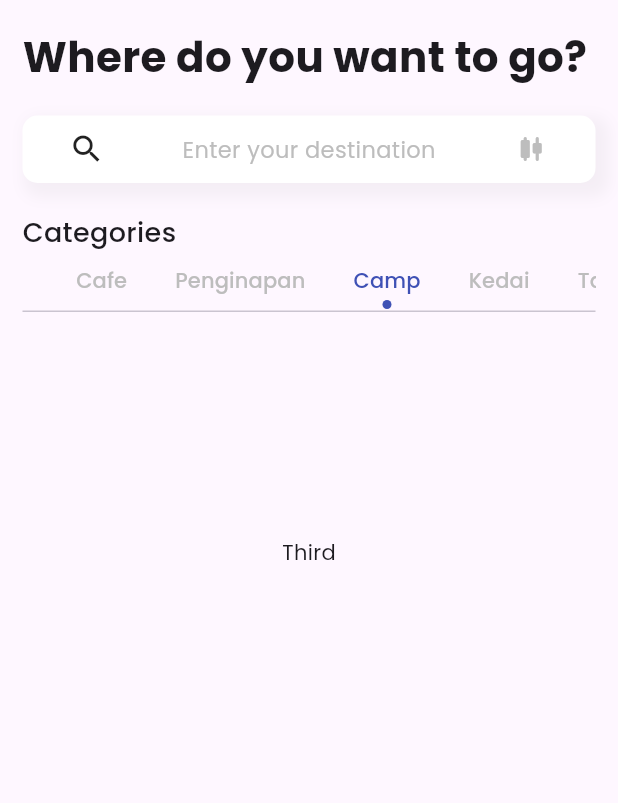
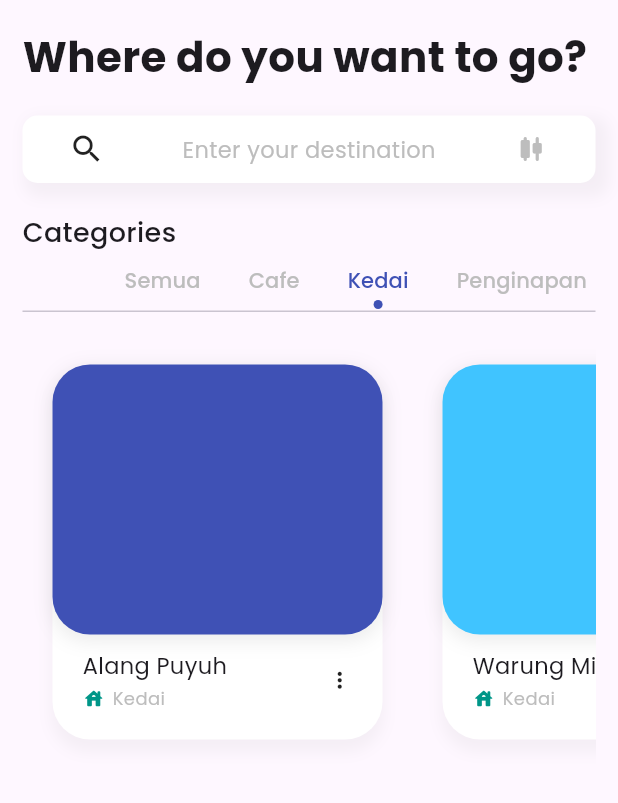
Before and after one commit to 4amshin/kambo_travel, a Flutter app: the screen it shows after launch, tab 3 chosen, on a phone screen of 412 x 824 dp, the part 63-866 px from its top. Run offline on Flutter 3.47's test engine with Material 2 defaults, Android fonts, the phone set to English and light mode, and no system bars; our stand-ins replace tab_indicator_styler.

Commit message:
display-item-in-tab-bar-view

```diff
--- /dev/null
+++ b/lib/model/place_model.dart
@@ -0,0 +1,61 @@
+import 'package:flutter/material.dart';
+
+class TouristPlace {
+  final String? placeName;
+  final String? placeCategory;
+  final Color? color;
+
+  TouristPlace({
+    required this.placeName,
+    required this.placeCategory,
+    required this.color,
+  });
+}
+
+List<TouristPlace> touristItem = [
+  TouristPlace(
+    placeName: 'Pesona Kampong',
+    placeCategory: 'Cafe',
+    color: Colors.amber,
+  ),
+  TouristPlace(
+    placeName: 'Alang Puyuh',
+    placeCategory: 'Kedai',
+    color: Colors.indigo,
+  ),
+  TouristPlace(
+    placeName: 'Cafe Mountain',
+    placeCategory: 'Cafe',
+    color: Colors.lightGreenAccent,
+  ),
+  TouristPlace(
+    placeName: 'Warung Mifta',
+    placeCategory: 'Kedai',
+    color: Colors.lightBlueAccent,
+  ),
+  TouristPlace(
+    placeName: 'Rumah Nenek',
+    placeCategory: 'Penginapan',
+    color: Colors.lightBlueAccent,
+  ),
+  TouristPlace(
+    placeName: 'Rumah Aya',
+    placeCategory: 'Penginapan',
+    color: Colors.lightBlueAccent,
+  ),
+  TouristPlace(
+    placeName: 'Sarang-Sarang',
+    placeCategory: 'Camp',
+    color: Colors.lightBlueAccent,
+  ),
+  TouristPlace(
+    placeName: 'Bukit Bintang',
+    placeCategory: 'Camp',
+    color: Colors.lightBlueAccent,
+  ),
+  TouristPlace(
+    placeName: 'Taman Tri S',
+    placeCategory: 'Taman',
+    color: Colors.lightBlueAccent,
+  ),
+];
--- a/lib/view/home_view.dart
+++ b/lib/view/home_view.dart
@@ -1,5 +1,9 @@
+import 'dart:math';
+
 import 'package:flutter/material.dart';
+import 'package:kambo_travel/model/place_model.dart';
 import 'package:kambo_travel/widget/ka_item_container.dart';
+import 'package:kambo_travel/widget/ka_tabBar_view.dart';
 import 'package:kambo_travel/widget/search_widget.dart';
 import 'package:tab_indicator_styler/tab_indicator_styler.dart';
 
@@ -13,8 +17,10 @@ class HomeView extends StatefulWidget {
 class _HomeViewState extends State<HomeView> with TickerProviderStateMixin {
   @override
   Widget build(BuildContext context) {
+    Random random = Random();
+    touristItem.shuffle(random);
     TabController _tabController = TabController(
-      length: 5,
+      length: 6,
       vsync: this,
     );
     return Scaffold(
@@ -88,10 +94,11 @@ class _HomeViewState extends State<HomeView> with TickerProviderStateMixin {
                   ),
                   unselectedLabelColor: Colors.grey[400],
                   tabs: const [
+                    Tab(text: "Semua"),
                     Tab(text: "Cafe"),
+                    Tab(text: "Kedai"),
                     Tab(text: "Penginapan"),
                     Tab(text: "Camp"),
-                    Tab(text: "Kedai"),
                     Tab(text: "Taman"),
                   ],
                 ),
@@ -105,19 +112,24 @@ class _HomeViewState extends State<HomeView> with TickerProviderStateMixin {
                 controller: _tabController,
                 children: [
                   SizedBox(
-                    child: ListView(
+                    child: ListView.builder(
                       scrollDirection: Axis.horizontal,
-                      children: const [
-                        KaItemContainer(color: Colors.amber),
-                        KaItemContainer(color: Colors.indigo),
-                        KaItemContainer(color: Colors.teal),
-                      ],
+                      itemCount: touristItem.length,
+                      itemBuilder: ((context, index) {
+                        TouristPlace item = touristItem[index];
+                        return KaItemContainer(
+                          color: item.color,
+                          title: item.placeName,
+                          category: item.placeCategory,
+                        );
+                      }),
                     ),
                   ),
-                  const Center(child: Text('Second')),
-                  const Center(child: Text('Third')),
-                  const Center(child: Text('Fourth')),
-                  const Center(child: Text('Fifth')),
+                  const KaTabBarView(category: 'Cafe'),
+                  const KaTabBarView(category: 'Kedai'),
+                  const KaTabBarView(category: 'Penginapan'),
+                  const KaTabBarView(category: 'Camp'),
+                  const KaTabBarView(category: 'Taman'),
                 ],
               ),
             ),
--- a/lib/widget/ka_item_container.dart
+++ b/lib/widget/ka_item_container.dart
@@ -2,9 +2,13 @@ import 'package:flutter/material.dart';
 
 class KaItemContainer extends StatelessWidget {
   final Color? color;
+  final String? title;
+  final String? category;
   const KaItemContainer({
     Key? key,
     required this.color,
+    required this.title,
+    required this.category,
   }) : super(key: key);
 
   @override
@@ -17,10 +21,10 @@ class KaItemContainer extends StatelessWidget {
         color: Colors.white,
         boxShadow: [
           BoxShadow(
-            color: Colors.grey.withOpacity(0.2),
+            color: Colors.grey.withOpacity(0.1),
             offset: const Offset(0, 7),
             blurRadius: 8,
-            spreadRadius: 4,
+            spreadRadius: 1,
           ),
         ],
       ),
@@ -33,9 +37,9 @@ class KaItemContainer extends StatelessWidget {
               color: color,
               boxShadow: [
                 BoxShadow(
-                  color: color!.withOpacity(0.4),
-                  offset: const Offset(0, 5),
-                  blurRadius: 6,
+                  color: Colors.grey.withOpacity(0.2),
+                  offset: const Offset(0, 3),
+                  blurRadius: 10,
                   spreadRadius: 1,
                 ),
               ],
@@ -43,7 +47,7 @@ class KaItemContainer extends StatelessWidget {
           ),
           Padding(
             padding: const EdgeInsets.symmetric(
-              horizontal: 15,
+              horizontal: 20,
               vertical: 10,
             ),
             child: Row(
@@ -52,9 +56,9 @@ class KaItemContainer extends StatelessWidget {
                 Column(
                   crossAxisAlignment: CrossAxisAlignment.start,
                   children: [
-                    const Text(
-                      "Pesona Kampong",
-                      style: TextStyle(
+                    Text(
+                      title ?? 'Nama Tempat',
+                      style: const TextStyle(
                         fontSize: 15,
                       ),
                     ),
@@ -68,7 +72,7 @@ class KaItemContainer extends StatelessWidget {
                         ),
                         const SizedBox(width: 5),
                         Text(
-                          "Penginapan",
+                          category ?? 'Kategori Tempat',
                           style: TextStyle(
                             fontSize: 12,
                             color: Colors.grey[400],
--- /dev/null
+++ b/lib/widget/ka_tabBar_view.dart
@@ -0,0 +1,33 @@
+import 'package:flutter/material.dart';
+import 'package:kambo_travel/model/place_model.dart';
+import 'package:kambo_travel/widget/ka_item_container.dart';
+
+class KaTabBarView extends StatelessWidget {
+  final String? category;
+  const KaTabBarView({
+    Key? key,
+    required this.category,
+  }) : super(key: key);
+
+  @override
+  Widget build(BuildContext context) {
+    return SizedBox(
+      child: ListView.builder(
+        scrollDirection: Axis.horizontal,
+        itemCount: touristItem.length,
+        itemBuilder: ((context, index) {
+          TouristPlace item = touristItem[index];
+          if (item.placeCategory == category) {
+            return KaItemContainer(
+              color: item.color,
+              title: item.placeName,
+              category: item.placeCategory,
+            );
+          } else {
+            return Container();
+          }
+        }),
+      ),
+    );
+  }
+}
```
